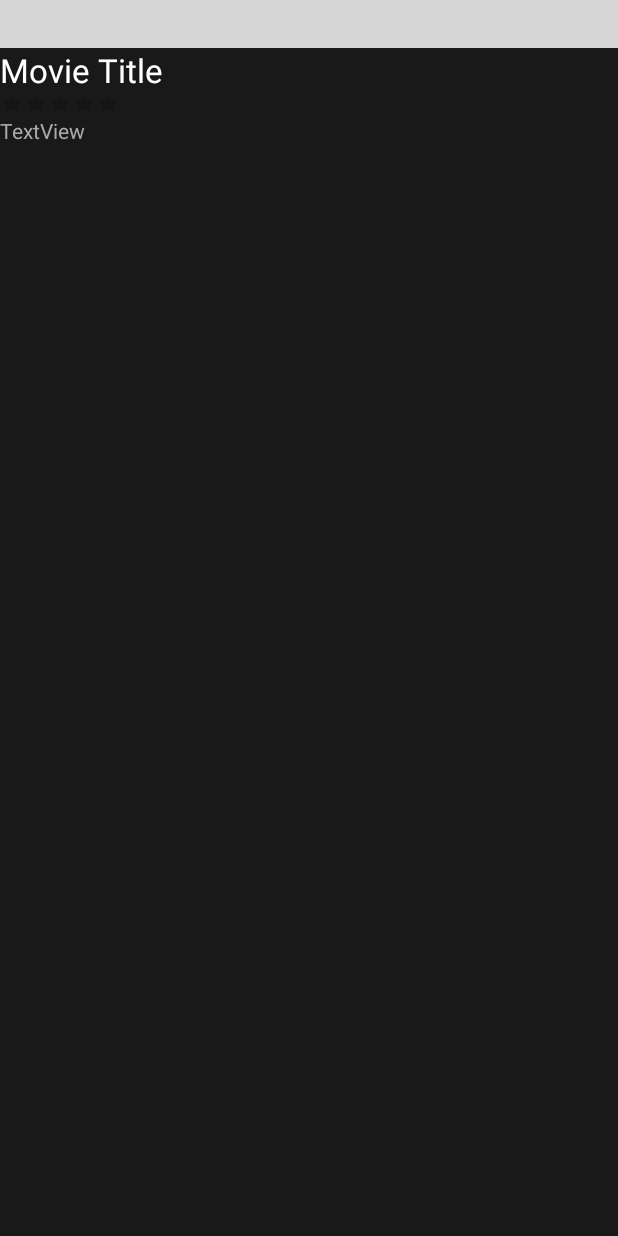
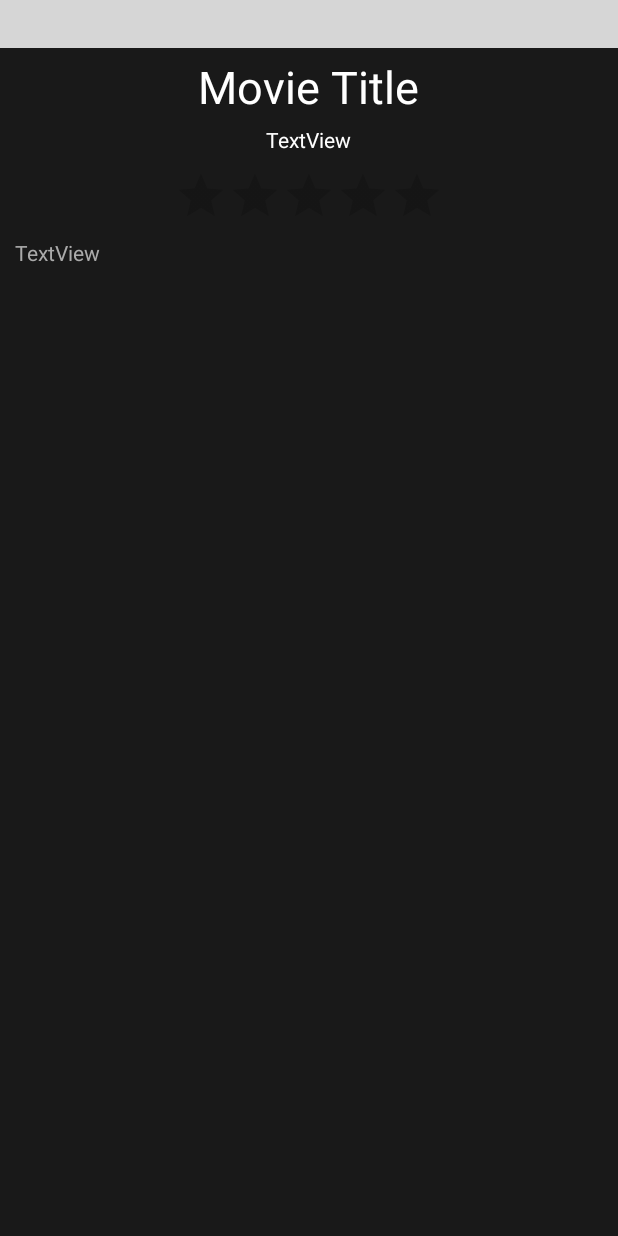
Before and after one commit to ahkallison/Flicks, an Android app: the layout activity_movie_details.xml on its own in the app's theme, with its tools: preview values and no code run, on a phone screen of 412 x 824 dp. Run offline under Robolectric (Android 15) with nearby library versions, the phone set to English and light mode, and no system bars; plain views replace YouTubePlayerView; grey boxes are pictures that could not be loaded.

Commit message:
fixed formatting and trying to figure out release date

```diff
--- a/app/src/main/java/com/codepath/flicks/MovieDetailsActivity.java
+++ b/app/src/main/java/com/codepath/flicks/MovieDetailsActivity.java
@@ -34,9 +34,9 @@ public class MovieDetailsActivity extends YouTubeBaseActivity {
     @BindView(R.id.tvTitle) TextView tvTitle;
     @BindView(R.id.tvOverview) TextView tvOverview;
     @BindView(R.id.rbVoteAverage) RatingBar rbVoteAverage;
+//    @BindView(R.id.releaseDate) TextView releaseDate;
     // ADDED resolve the player view from the layout
     @BindView(R.id.player) YouTubePlayerView playerView;
-//    YouTubePlayerView playerView;
 
     // key for movie youtube key
     private final static String MOVIE_ID = "MOVIE_ID";
@@ -63,9 +63,10 @@ public class MovieDetailsActivity extends YouTubeBaseActivity {
         // ADDED
         getVideos();
 
-        // set the title and overview
+        // set the title, overview, and release date
         tvTitle.setText(movie.getTitle());
         tvOverview.setText(movie.getOverview());
+//        releaseDate.setText(movie.getReleased());
 
         // vote average is 0..10, convert to 0..5 by dividing by 2
         float voteAverage = movie.getVoteAverage().floatValue();
--- a/app/src/main/java/com/codepath/flicks/models/Movie.java
+++ b/app/src/main/java/com/codepath/flicks/models/Movie.java
@@ -18,6 +18,7 @@ public class Movie {
     String backdropPath;
     Double voteAverage;
     Integer id;
+//    String released;
 
     // default constructor required for Parceler
     public Movie() {}
@@ -30,6 +31,8 @@ public class Movie {
         backdropPath = movie.getString("backdrop_path");
         voteAverage = movie.getDouble("vote_average");
         id = movie.getInt("id");
+//        released = movie.getString("released");
+
     }
 
     public String getTitle() {
@@ -51,4 +54,6 @@ public class Movie {
     public Double getVoteAverage() { return voteAverage; }
 
     public Integer getId() { return id; }
+
+//    public String getReleased() { return released; }
 }
--- a/app/src/main/res/layout/activity_movie_details.xml
+++ b/app/src/main/res/layout/activity_movie_details.xml
@@ -23,10 +23,32 @@
         android:layout_height="wrap_content"
         android:text="Movie Title"
         android:textColor="@color/colorTitle"
+        android:textSize="30sp"
         android:textAppearance="@android:style/TextAppearance.Large"
         android:layout_below="@+id/linearLayout"
-        android:layout_alignParentLeft="true"
-        android:layout_alignParentStart="true" />
+        android:layout_centerHorizontal="true"
+        android:layout_margin="5dp" />
+
+
+    <TextView
+        android:id="@+id/releaseDate"
+        android:layout_width="wrap_content"
+        android:layout_height="wrap_content"
+        android:text="TextView"
+        android:textColor="@color/colorTitle"
+        android:layout_below="@+id/tvTitle"
+        android:layout_centerHorizontal="true" />
+
+    <RatingBar
+        android:id="@+id/rbVoteAverage"
+        style="@style/Widget.AppCompat.RatingBar.Indicator"
+        android:layout_width="wrap_content"
+        android:layout_height="wrap_content"
+        android:numStars="5"
+        android:stepSize="0.5"
+        android:layout_below="@+id/releaseDate"
+        android:layout_centerHorizontal="true"
+        android:layout_marginTop="10dp" />
 
     <TextView
         android:id="@+id/tvOverview"
@@ -38,17 +60,7 @@
         android:layout_alignParentLeft="true"
         android:layout_alignParentStart="true"
         android:layout_alignParentRight="true"
-        android:layout_alignParentEnd="true" />
-
-    <RatingBar
-        android:id="@+id/rbVoteAverage"
-        style="@style/Widget.AppCompat.RatingBar.Small"
-        android:layout_width="wrap_content"
-        android:layout_height="wrap_content"
-        android:layout_alignParentLeft="true"
-        android:layout_alignParentStart="true"
-        android:layout_below="@+id/tvTitle"
-        android:numStars="5"
-        android:stepSize="0.5" />
+        android:layout_alignParentEnd="true"
+        android:layout_margin="10dp" />
 
 </RelativeLayout>
```
Also changed, not shown: app/src/main/res/layout-land/item_movie.xml (+9 -3 lines), app/src/main/res/layout/item_movie.xml (+5 -3 lines).
